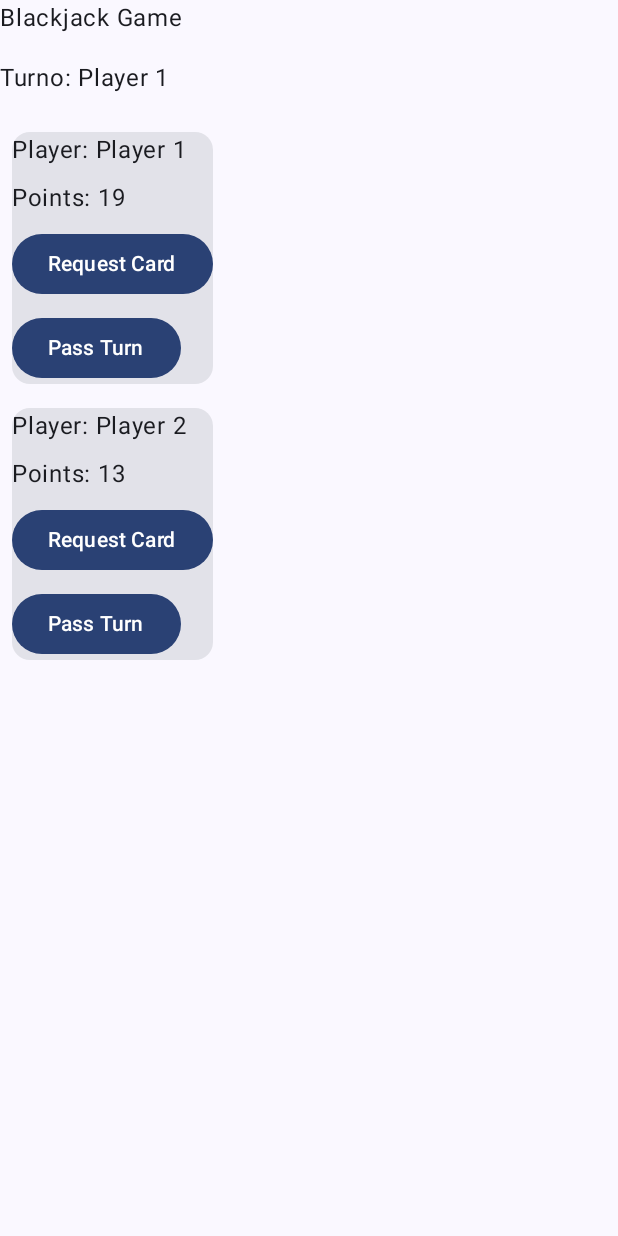
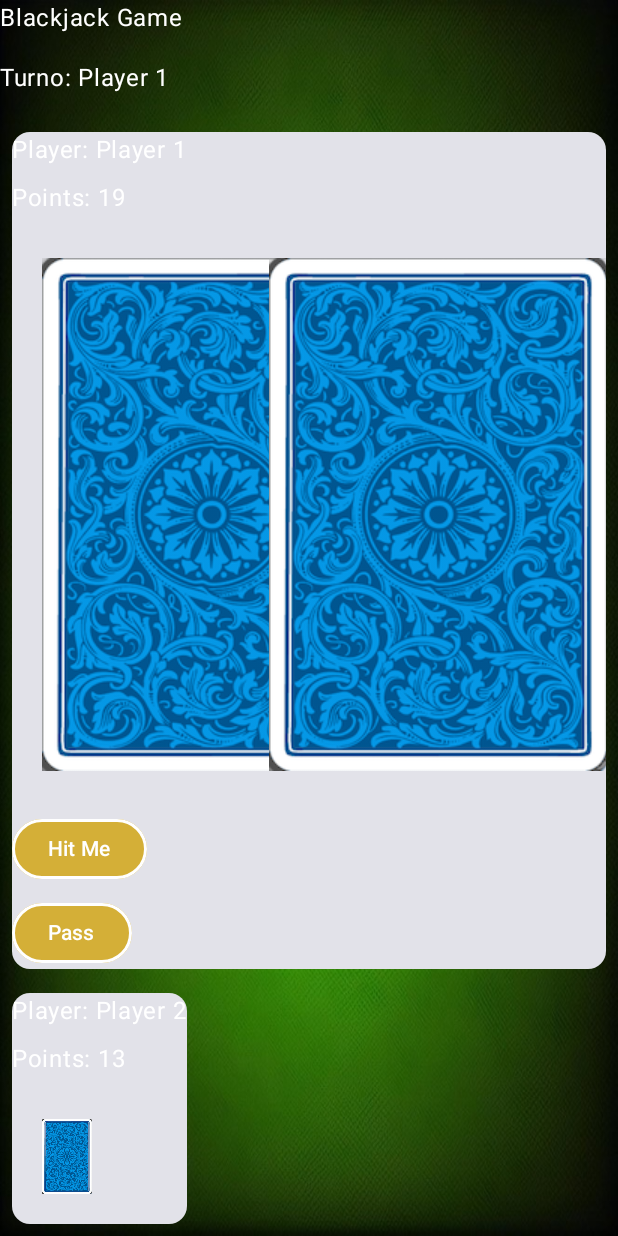
Before and after one commit to agustrodmar/dint-proyecto2-BlackjackSpecial, an Android app built with Jetpack Compose: the BlackjackScreen screen opened through its navigation route, after a tap on "Start Game", on a phone screen of 412 x 824 dp. Run offline under Robolectric (Android 15) with nearby library versions, the phone set to English and light mode, and no system bars; our stand-ins replace livedata-compose.

Commit message:
Added Background, added, cards resources as requested in the e-mail. Some corrections

```diff
--- a/app/src/main/java/com/arodmar432p/blackjackspecial/data/Card.kt
+++ b/app/src/main/java/com/arodmar432p/blackjackspecial/data/Card.kt
@@ -6,5 +6,5 @@ data class Card(
     val suit: Suit,
     val minPoints: Int,
     val maxPoints: Int,
-    val idDrawable: Int,
+    val idDrawable: String,
 )
--- a/app/src/main/java/com/arodmar432p/blackjackspecial/data/Deck.kt
+++ b/app/src/main/java/com/arodmar432p/blackjackspecial/data/Deck.kt
@@ -1,10 +1,7 @@
 package com.arodmar432p.blackjackspecial.data
 
-import android.annotation.SuppressLint
-import android.content.Context
 
-
-class Deck(private val context: Context) {
+class Deck {
     private val cardsList = ArrayList<Card>()
 
     init {
@@ -17,29 +14,24 @@ class Deck(private val context: Context) {
                 val minPoints = if (rank == Rank.ACE) 1 else rank.ordinal
                 val maxPoints = if (rank == Rank.ACE) 11 else rank.ordinal
 
-                val idDrawable = getIdDrawable("${suit.name.lowercase()}_${rank.ordinal}")
+                val idDrawable = "${suit.name.lowercase()}_${rank.ordinal}"
 
                 cardsList.add(Card(rank, suit, minPoints, maxPoints, idDrawable))
             }
         }
     }
 
-    @SuppressLint("DiscouragedApi")
-    private fun getIdDrawable(cardName: String) =
-        context.resources.getIdentifier(
-            cardName,
-            "drawable",
-            context.packageName
-        )
-
     fun shuffle() {
         cardsList.shuffle()
     }
 
     fun getCard(): Card {
+        if (cardsList.isEmpty()) {
+            throw IllegalStateException("Deck is empty!")
+        }
         return cardsList.removeAt(cardsList.size - 1)
     }
-
+}
     /*
     fun dealCards(players: List<Player>, numCards: Int) {
         for (i in 0 until numCards) {
@@ -50,12 +42,13 @@ class Deck(private val context: Context) {
     }
     */
 
-
+/*
     // Función que usa Diego para el carta más alta, es iinteresante para llevar el control de
     // cartas que quedan en la baraja.
     fun getCardsTotal(): Int {
         return cardsList.size
     }
+
 
     companion object {
         fun getFaceDownCard(context: Context): Card {
@@ -68,3 +61,7 @@ class Deck(private val context: Context) {
         }
     }
 }
+/*
+
+
+ */
--- a/app/src/main/java/com/arodmar432p/blackjackspecial/ui/BlackjackGame.kt
+++ b/app/src/main/java/com/arodmar432p/blackjackspecial/ui/BlackjackGame.kt
@@ -1,33 +1,57 @@
 package com.arodmar432p.blackjackspecial.ui
 
+import androidx.compose.foundation.BorderStroke
+import androidx.compose.foundation.Image
+import androidx.compose.foundation.layout.Arrangement
+import androidx.compose.foundation.layout.Box
 import androidx.compose.foundation.layout.Column
+import androidx.compose.foundation.layout.PaddingValues
 import androidx.compose.foundation.layout.Spacer
+import androidx.compose.foundation.layout.fillMaxSize
 import androidx.compose.foundation.layout.height
 import androidx.compose.foundation.layout.padding
+import androidx.compose.foundation.lazy.LazyRow
+import androidx.compose.foundation.lazy.items
 import androidx.compose.material3.Button
+import androidx.compose.material3.ButtonDefaults
 import androidx.compose.material3.Card
 import androidx.compose.material3.Text
+import androidx.compose.material3.TextFieldColors
 import androidx.compose.runtime.Composable
 import androidx.compose.runtime.getValue
 import androidx.compose.runtime.livedata.observeAsState
+import androidx.compose.ui.Alignment
 import androidx.compose.ui.Modifier
+import androidx.compose.ui.graphics.Color
+import androidx.compose.ui.layout.ContentScale
+import androidx.compose.ui.res.painterResource
 import androidx.compose.ui.unit.dp
+import com.arodmar432p.blackjackspecial.R
 import com.arodmar432p.blackjackspecial.data.Player
 
 @Composable
 fun BlackjackScreen(gameViewModel: BlackjackGameViewModel) {
+    val backgroundImage = painterResource(id = R.drawable.tapete)
     val players by gameViewModel.players.observeAsState(initial = emptyList())
     val winner by gameViewModel.winner.observeAsState()
     val gameInProgress by gameViewModel.gameInProgress.observeAsState(initial = false)
     val currentTurn by gameViewModel.currentTurn.observeAsState()
 
+    Box(modifier = Modifier.fillMaxSize()) {
+        Image(
+            painter = backgroundImage,
+            contentDescription = null,
+            modifier = Modifier.fillMaxSize(),
+            contentScale = ContentScale.FillBounds
+        )
+
         Column {
-        Text(text = "Blackjack Game")
+            Text(text = "Blackjack Game", color = Color.White)
             Spacer(modifier = Modifier.height(16.dp))
 
             // Muestra el turno actual
             currentTurn?.let {
-            Text(text = "Turno: ${it.name}")
+                Text(text = "Turno: ${it.name}", color = Color.White)
             }
             Spacer(modifier = Modifier.height(16.dp))
 
@@ -36,11 +60,16 @@ fun BlackjackScreen(gameViewModel: BlackjackGameViewModel) {
                     PlayerCard(player, gameViewModel)
                 }
             } else {
-            if (winner != null) {
-                Text(text = "Winner is: ${winner!!.name}")
+                winner?.let { winner ->
+                    Text(text = "Winner is: ${winner.name}", color = Color.White)
                 }
-            Button(onClick = { gameViewModel.startGame() }) {
-                Text(text = "Start Game")
+                Button(
+                    onClick = { gameViewModel.startGame() },
+                    colors = ButtonDefaults.buttonColors(containerColor = Color(0xFFD4AF37)),
+                    border = BorderStroke(2.dp, Color.White)
+                ) {
+                    Text(text = "Start Game", color = Color.White)
+                }
             }
         }
     }
@@ -53,27 +82,99 @@ fun PlayerCard(player: Player, gameViewModel: BlackjackGameViewModel) {
         // elevation = 4.dp
     ) {
         Column {
-            Text(text = "Player: ${player.name}")
+            Text(text = "Player: ${player.name}", color = Color.White)
             Spacer(modifier = Modifier.height(8.dp))
-            Text(text = "Points: ${gameViewModel.calculatePoints(player.hand)}")
+            Text(text = "Points: ${gameViewModel.calculatePoints(player.hand)}", color = Color.White)
             Spacer(modifier = Modifier.height(8.dp))
-            Button(onClick = { gameViewModel.requestCard(player) }) {
-                Text(text = "Request Card")
+
+            // Muestra las cartas del jugador
+            LazyRow(
+                horizontalArrangement = Arrangement.spacedBy((-75).dp),
+                verticalAlignment = Alignment.CenterVertically,
+                contentPadding = PaddingValues(20.dp)
+            ) {
+                items(player.hand) { card ->
+                    val cardResource = getCardResource(card.idDrawable)
+                    Image(painterResource(id = cardResource), contentDescription = null)
                 }
+            }
+
             Spacer(modifier = Modifier.height(8.dp))
-            Button(onClick = { gameViewModel.passTurn() }) {
-                Text(text = "Pass Turn")
+
+            Button(
+                onClick = { gameViewModel.hitMe(player) },
+                colors = ButtonDefaults.buttonColors(containerColor = Color(0xFFD4AF37)),
+                border = BorderStroke(2.dp, Color.White)
+            ) {
+                Text(text = "Hit Me", color = Color.White)
+            }
+
+            Spacer(modifier = Modifier.height(8.dp))
+
+            Button(
+                onClick = { gameViewModel.pass(player) },
+                colors = ButtonDefaults.buttonColors(containerColor = Color(0xFFD4AF37)),
+                border = BorderStroke(2.dp, Color.White)
+            ) {
+                Text(text = "Pass", color = Color.White)
             }
         }
     }
 }
-
-/*
-@Preview(showBackground = true)
-@Composable
-fun BlackjackScreenPreview() {
-    // Provide a mock ViewModel for the preview
-    val mockViewModel = BlackjackGameViewModel(mockResources, mockResourcesFaceDown)
-    BlackjackScreen(mockViewModel)
+fun getCardResource(cardName: String): Int {
+    return when (cardName) {
+        "corazonesa" -> R.drawable.corazonesa
+        "corazones2" -> R.drawable.corazones2
+        "corazones3" -> R.drawable.corazones3
+        "corazones4" -> R.drawable.corazones4
+        "corazones5" -> R.drawable.corazones5
+        "corazones6" -> R.drawable.corazones6
+        "corazones7" -> R.drawable.corazones7
+        "corazones8" -> R.drawable.corazones8
+        "corazones9" -> R.drawable.corazones9
+        "corazones10" -> R.drawable.corazones10
+        "corazonesj" -> R.drawable.corazonesj
+        "corazonesq" -> R.drawable.corazonesq
+        "corazonesk" -> R.drawable.corazonesk
+        "diamantesa" -> R.drawable.diamantesa
+        "diamantes2" -> R.drawable.diamantes2
+        "diamantes3" -> R.drawable.diamantes3
+        "diamantes44" -> R.drawable.diamantes4
+        "diamantes5" -> R.drawable.diamantes5
+        "diamantes6" -> R.drawable.diamantes6
+        "diamantes7" -> R.drawable.diamantes7
+        "diamantes8" -> R.drawable.diamantes8
+        "diamantes9" -> R.drawable.diamantes9
+        "diamantes10" -> R.drawable.diamantes10
+        "diamantesj" -> R.drawable.diamantesj
+        "diamantesq" -> R.drawable.diamantesq
+        "diamantesk" -> R.drawable.diamantesk
+        "picasa" -> R.drawable.picasa
+        "picas2" -> R.drawable.picas2
+        "picas3" -> R.drawable.picas3
+        "picas4" -> R.drawable.picas4
+        "picas5" -> R.drawable.picas5
+        "picas6" -> R.drawable.picas6
+        "picas7" -> R.drawable.picas7
+        "picas8" -> R.drawable.picas8
+        "picas9" -> R.drawable.picas9
+        "picas10" -> R.drawable.picas10
+        "picasj" -> R.drawable.picasj
+        "picasq" -> R.drawable.picasq
+        "picask" -> R.drawable.picask
+        "trebolesa" -> R.drawable.trebolesa
+        "treboles2" -> R.drawable.treboles2
+        "treboles3" -> R.drawable.treboles3
+        "treboles4" -> R.drawable.treboles4
+        "treboles5" -> R.drawable.treboles5
+        "treboles6" -> R.drawable.treboles6
+        "treboles7" -> R.drawable.treboles7
+        "treboles8" -> R.drawable.treboles8
+        "treboles9" -> R.drawable.treboles9
+        "treboles10" -> R.drawable.treboles10
+        "trebolesj" -> R.drawable.trebolesj
+        "trebolesq" -> R.drawable.trebolesq
+        "trebolesk" -> R.drawable.trebolesk
+         else -> R.drawable.bocabajo
     }
-*/
+}
--- a/app/src/main/java/com/arodmar432p/blackjackspecial/ui/BlackjackGameViewModel.kt
+++ b/app/src/main/java/com/arodmar432p/blackjackspecial/ui/BlackjackGameViewModel.kt
@@ -5,13 +5,14 @@ import android.app.Application
 import androidx.lifecycle.AndroidViewModel
 import androidx.lifecycle.LiveData
 import androidx.lifecycle.MutableLiveData
+import androidx.lifecycle.ViewModel
 import com.arodmar432p.blackjackspecial.data.Card
 import com.arodmar432p.blackjackspecial.data.Deck
 import com.arodmar432p.blackjackspecial.data.Player
 import com.arodmar432p.blackjackspecial.data.Rank
 
-class BlackjackGameViewModel(application: Application) : AndroidViewModel(application) {
-    private val deck = Deck(application.applicationContext)
+class BlackjackGameViewModel : ViewModel() {
+    private val deck = Deck()
     private val _players = MutableLiveData<List<Player>>(emptyList())
     val players: LiveData<List<Player>> get() = _players
     private val _winner = MutableLiveData<Player?>()
@@ -23,9 +24,8 @@ class BlackjackGameViewModel(application: Application) : AndroidViewModel(applic
 
     init {
         _gameInProgress.value = false
-        // Añade dos jugadores al inicio
-        val player1 = Player("Player 1", mutableListOf(), 0) // Asume que los puntos iniciales son 0
-        val player2 = Player("Player 2", mutableListOf(), 0) // Asume que los puntos iniciales son 0
+        val player1 = Player("Player 1", mutableListOf(), 0)
+        val player2 = Player("Player 2", mutableListOf(), 0)
         _players.value = listOf(player1, player2)
         _currentTurn.value = player1
     }
@@ -44,7 +44,6 @@ class BlackjackGameViewModel(application: Application) : AndroidViewModel(applic
         _gameInProgress.value = true
     }
 
-    // Esta función se encarga de repartir dos cartas al inicio
     fun startDeal(numCards: Int) {
         for (i in 0 until numCards) {
             for (player in _players.value!!) {
@@ -53,16 +52,28 @@ class BlackjackGameViewModel(application: Application) : AndroidViewModel(applic
         }
     }
 
-    // Función del código de Diego, interesante si en el futuro quiero añadir un nombre a los
-    // jugadores
-    /*
-    fun playerTurn(name: String): Player? {
-        return _players.value?.find { it.name == name }
+    fun hitMe(player: Player) {
+        if (_currentTurn.value == player) {
+            requestCard(player)
+        }
     }
 
-*/
+    fun pass(player: Player) {
+        if (_currentTurn.value == player) {
+            passTurn()
+        }
+    }
 
-    fun passTurn() {
+    private fun requestCard(player: Player) {
+        player.hand.add(deck.getCard())
+
+        if (calculatePoints(player.hand) > 21) {
+            _winner.value = _players.value?.first { it != player }
+            _gameInProgress.value = false
+        }
+    }
+
+    private fun passTurn() {
         val currentPlayer = _currentTurn.value
         val nextPlayer = _players.value?.let { players ->
             val currentIndex = players.indexOf(currentPlayer)
@@ -80,17 +91,6 @@ class BlackjackGameViewModel(application: Application) : AndroidViewModel(applic
                 currentPlayerPoints > nextPlayerPoints -> currentPlayer
                 else -> nextPlayer
             }
-            _gameInProgress.value = false
-        }
-    }
-
-    fun requestCard(player: Player) {
-        if (_currentTurn.value != player) return
-
-        player.hand.add(deck.getCard())
-
-        if (calculatePoints(player.hand) > 21) {
-            _winner.value = _players.value?.first { it != player }
             _gameInProgress.value = false
         }
     }
--- a/app/src/main/java/com/arodmar432p/blackjackspecial/ui/MainMenu.kt
+++ b/app/src/main/java/com/arodmar432p/blackjackspecial/ui/MainMenu.kt
@@ -81,15 +81,6 @@ fun MainMenu(navController: NavController) {
             }
 
             Button(
-                onClick = { /* Cargar Partida */ },
-                colors = ButtonDefaults.buttonColors(containerColor = Color(0xFFD4AF37)),
-                border = BorderStroke(2.dp, Color.White),
-                modifier = Modifier.sizeIn(minWidth = 200.dp, minHeight = 50.dp)
-            ) {
-                Text("Cargar Partida", color = Color.Black)
-            }
-
-            Button(
                 onClick = { navController.navigate("Resultados") },
                 colors = ButtonDefaults.buttonColors(containerColor = Color(0xFFD4AF37)),
                 border = BorderStroke(2.dp, Color.White),
```
Lines whose indentation alone changed are shown as unchanged.
